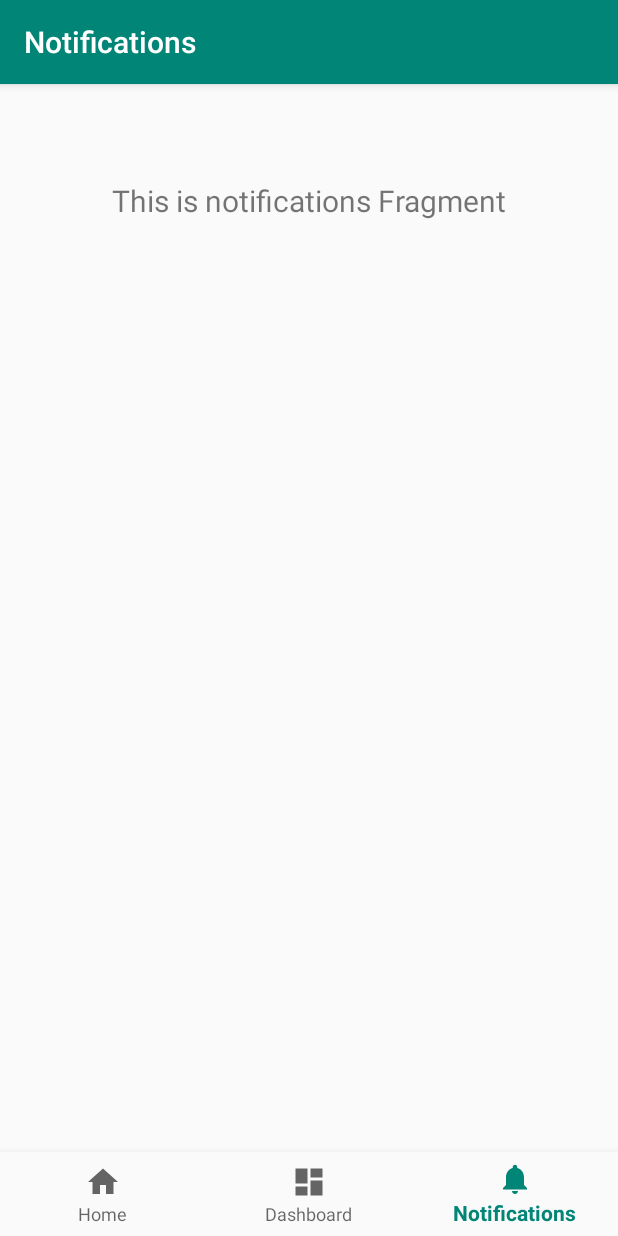
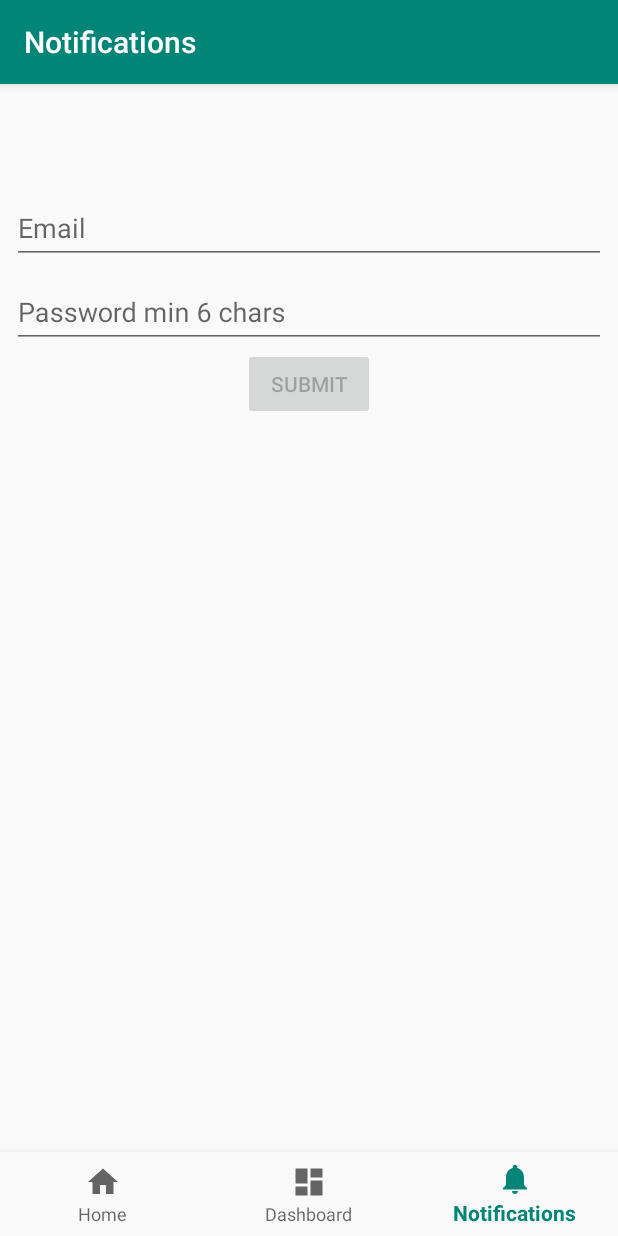
Before and after one commit to diegoojeda/android-academy-course, an Android app: the screen it shows after launch (MainActivity), item 3 of the bottom bar chosen, on a phone screen of 412 x 824 dp. Run offline under Robolectric (Android 15) with nearby library versions, the phone set to English and light mode, and no system bars; our stand-ins replace navigation-ui.

```diff
--- a/ui-testing/src/main/AndroidManifest.xml
+++ b/ui-testing/src/main/AndroidManifest.xml
@@ -14,10 +14,13 @@
             android:label="@string/app_name">
             <intent-filter>
                 <action android:name="android.intent.action.MAIN" />
-
+                <action android:name="android.intent.action.VIEW"/>
                 <category android:name="android.intent.category.LAUNCHER" />
             </intent-filter>
         </activity>
+
+        <activity android:name=".ui.LoggedInActivity"
+            android:label="Logged In"/>
     </application>
 
 </manifest>
--- /dev/null
+++ b/ui-testing/src/main/java/com/apiumhub/ui_testing/ui/notifications/LoginFragment.kt
@@ -0,0 +1,86 @@
+package com.apiumhub.ui_testing.ui.notifications
+
+import android.content.Intent
+import android.os.Bundle
+import android.text.Editable
+import android.text.TextWatcher
+import android.view.LayoutInflater
+import android.view.View
+import android.view.ViewGroup
+import androidx.fragment.app.Fragment
+import kotlinx.android.synthetic.main.fragment_login.*
+import android.text.TextUtils
+import com.apiumhub.ui_testing.R
+import com.apiumhub.ui_testing.ui.LoggedInActivity
+
+
+class LoginFragment : Fragment() {
+
+    override fun onCreateView(
+            inflater: LayoutInflater,
+            container: ViewGroup?,
+            savedInstanceState: Bundle?
+    ): View = inflater.inflate(R.layout.fragment_login, container, false)
+
+    override fun onViewCreated(view: View, savedInstanceState: Bundle?) {
+        super.onViewCreated(view, savedInstanceState)
+        login_username_et.addTextChangedListener(textWatcher {
+            validateUsername(it)
+            updateSubmitBtn()
+        })
+        login_password_et.addTextChangedListener(textWatcher {
+            validatePassword(it)
+            updateSubmitBtn()
+        })
+        login_submit_btn.setOnClickListener {
+            startActivity(Intent(context, LoggedInActivity::class.java))
+        }
+    }
+
+    private fun textWatcher(action: (String) -> Unit): EmptyTextWatcher = object : EmptyTextWatcher() {
+        override fun afterTextChanged(s: Editable?) {
+            super.afterTextChanged(s)
+            action(s.toString())
+        }
+    }
+
+
+    private fun validateUsername(username: String) {
+        if (isValidEmail(username)) {
+            login_username_et.error = null
+        }
+        else {
+            login_username_et.error = "Invalid email"
+        }
+    }
+
+    private fun validatePassword(password: String) {
+        if (password.length < 6) {
+            login_password_et.error = "Password too short"
+        }
+        else {
+            login_password_et.error = null
+        }
+    }
+
+    private fun isValidEmail(target: CharSequence): Boolean {
+        return !TextUtils.isEmpty(target) && android.util.Patterns.EMAIL_ADDRESS.matcher(target).matches()
+    }
+
+    private fun updateSubmitBtn() {
+        login_submit_btn.isEnabled = login_username_et.error == null && login_password_et.error == null
+    }
+
+}
+
+open class EmptyTextWatcher: TextWatcher {
+    override fun afterTextChanged(s: Editable?) {
+
+    }
+
+    override fun beforeTextChanged(s: CharSequence?, start: Int, count: Int, after: Int) {
+    }
+
+    override fun onTextChanged(s: CharSequence?, start: Int, before: Int, count: Int) {
+    }
+}
--- a/ui-testing/src/main/java/com/apiumhub/ui_testing/ui/notifications/NotificationsFragment.kt
+++ /dev/null
@@ -1,31 +0,0 @@
-package com.apiumhub.ui_testing.ui.notifications
-
-import android.os.Bundle
-import android.view.LayoutInflater
-import android.view.View
-import android.view.ViewGroup
-import android.widget.TextView
-import androidx.fragment.app.Fragment
-import androidx.lifecycle.Observer
-import androidx.lifecycle.ViewModelProviders
-import com.apiumhub.ui_testing.R
-
-class NotificationsFragment : Fragment() {
-
-    private lateinit var notificationsViewModel: NotificationsViewModel
-
-    override fun onCreateView(
-        inflater: LayoutInflater,
-        container: ViewGroup?,
-        savedInstanceState: Bundle?
-    ): View? {
-        notificationsViewModel =
-            ViewModelProviders.of(this).get(NotificationsViewModel::class.java)
-        val root = inflater.inflate(R.layout.fragment_notifications, container, false)
-        val textView: TextView = root.findViewById(R.id.text_notifications)
-        notificationsViewModel.text.observe(this, Observer {
-            textView.text = it
-        })
-        return root
-    }
-}
--- a/ui-testing/src/main/java/com/apiumhub/ui_testing/ui/notifications/NotificationsViewModel.kt
+++ /dev/null
@@ -1,13 +0,0 @@
-package com.apiumhub.ui_testing.ui.notifications
-
-import androidx.lifecycle.LiveData
-import androidx.lifecycle.MutableLiveData
-import androidx.lifecycle.ViewModel
-
-class NotificationsViewModel : ViewModel() {
-
-    private val _text = MutableLiveData<String>().apply {
-        value = "This is notifications Fragment"
-    }
-    val text: LiveData<String> = _text
-}
--- /dev/null
+++ b/ui-testing/src/main/res/layout/fragment_login.xml
@@ -0,0 +1,43 @@
+<?xml version="1.0" encoding="utf-8"?>
+<LinearLayout xmlns:android="http://schemas.android.com/apk/res/android"
+    xmlns:app="http://schemas.android.com/apk/res-auto"
+    android:layout_width="match_parent"
+    android:layout_height="match_parent"
+    android:orientation="vertical"
+    android:padding="8dp">
+
+    <com.google.android.material.textfield.TextInputLayout
+        android:layout_width="match_parent"
+        android:layout_height="wrap_content">
+
+        <com.google.android.material.textfield.TextInputEditText
+            android:id="@+id/login_username_et"
+            android:layout_width="match_parent"
+            android:layout_height="wrap_content"
+            android:inputType="textEmailAddress"
+            android:hint="Email"/>
+
+    </com.google.android.material.textfield.TextInputLayout>
+
+    <com.google.android.material.textfield.TextInputLayout
+        android:layout_width="match_parent"
+        android:layout_height="wrap_content">
+
+        <com.google.android.material.textfield.TextInputEditText
+            android:id="@+id/login_password_et"
+            android:layout_width="match_parent"
+            android:layout_height="wrap_content"
+            android:inputType="textPassword"
+            android:hint="Password min 6 chars"/>
+
+    </com.google.android.material.textfield.TextInputLayout>
+
+    <Button
+        android:id="@+id/login_submit_btn"
+        android:layout_width="wrap_content"
+        android:layout_height="wrap_content"
+        android:layout_gravity="center_horizontal"
+        android:enabled="false"
+        android:text="submit"/>
+
+</LinearLayout>
--- a/ui-testing/src/main/res/layout/fragment_notifications.xml
+++ /dev/null
@@ -1,19 +0,0 @@
-<?xml version="1.0" encoding="utf-8"?>
-<androidx.constraintlayout.widget.ConstraintLayout xmlns:android="http://schemas.android.com/apk/res/android"
-    xmlns:app="http://schemas.android.com/apk/res-auto"
-    android:layout_width="match_parent"
-    android:layout_height="match_parent">
-
-    <TextView
-        android:id="@+id/text_notifications"
-        android:layout_width="match_parent"
-        android:layout_height="wrap_content"
-        android:layout_marginStart="8dp"
-        android:layout_marginTop="8dp"
-        android:layout_marginEnd="8dp"
-        android:textAlignment="center"
-        android:textSize="20sp"
-        app:layout_constraintEnd_toEndOf="parent"
-        app:layout_constraintStart_toStartOf="parent"
-        app:layout_constraintTop_toTopOf="parent" />
-</androidx.constraintlayout.widget.ConstraintLayout>
--- a/ui-testing/src/main/res/navigation/mobile_navigation.xml
+++ b/ui-testing/src/main/res/navigation/mobile_navigation.xml
@@ -19,7 +19,7 @@
 
     <fragment
         android:id="@+id/navigation_notifications"
-        android:name="com.apiumhub.ui_testing.ui.notifications.NotificationsFragment"
+        android:name="com.apiumhub.ui_testing.ui.notifications.LoginFragment"
         android:label="@string/title_notifications"
-        tools:layout="@layout/fragment_notifications" />
+        tools:layout="@layout/fragment_login" />
 </navigation>
```
Also changed, not shown: ui-testing/src/main/java/com/apiumhub/ui_testing/ui/LoggedInActivity.kt (added, +14 -0 lines), ui-testing/src/main/res/layout/activity_logged_in.xml (added, +18 -0 lines), 4 other files.
